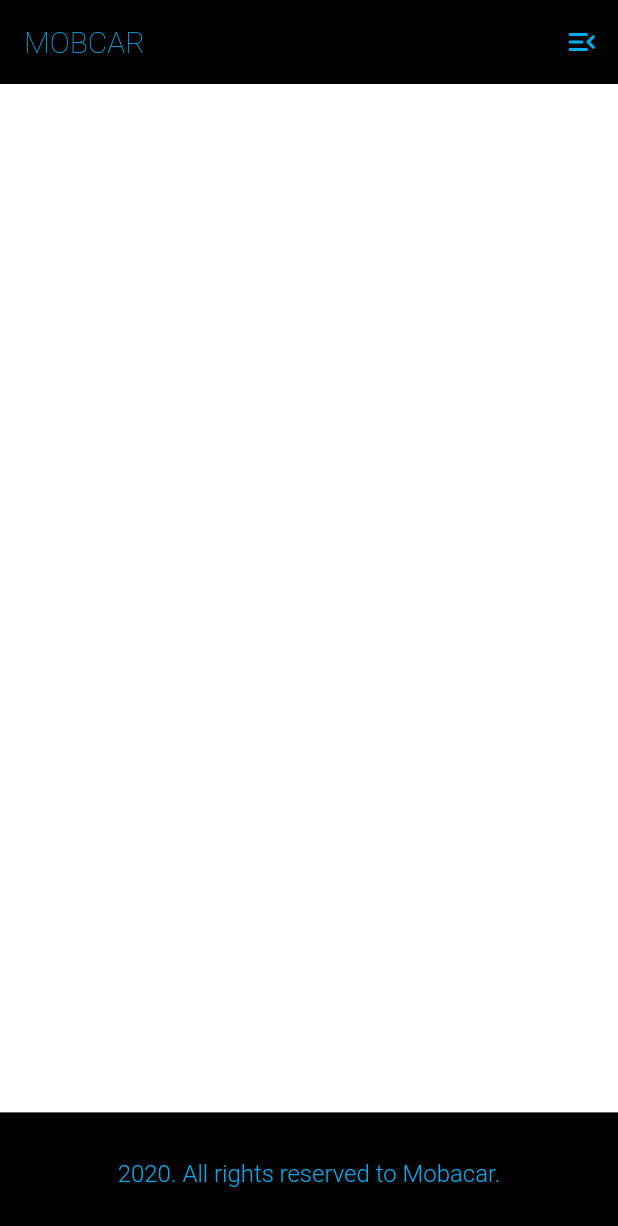
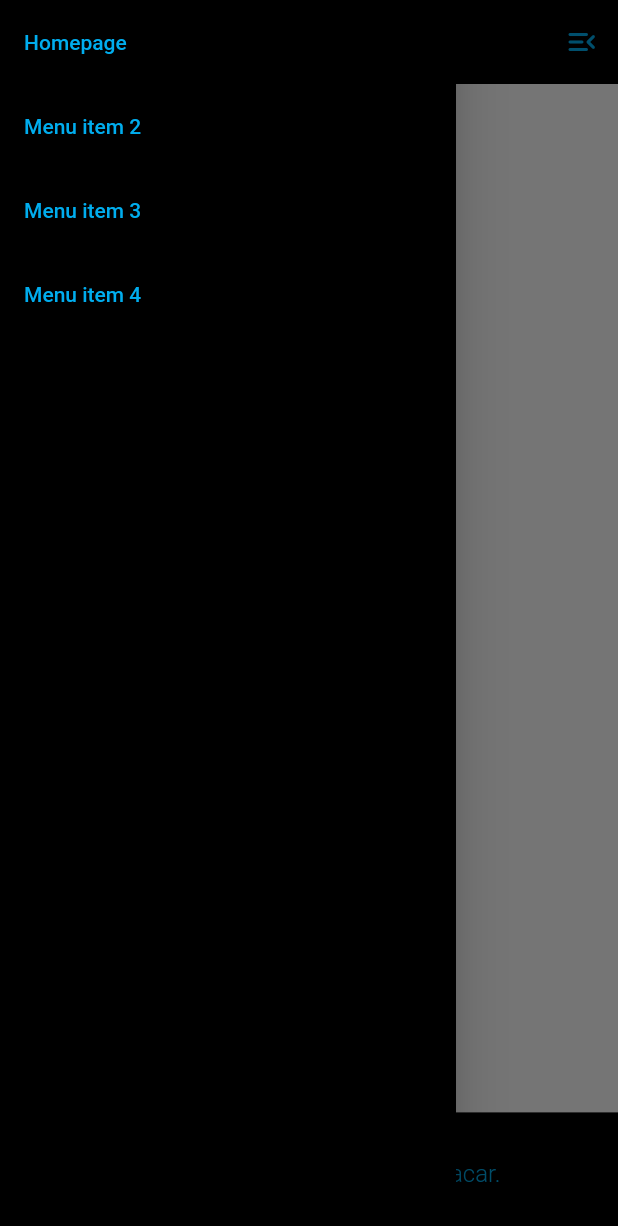
Before and after one commit to MoizesFSantos/Mobcar, a Flutter app: the screen it shows after launch, with the side drawer open (before the commit the screen has no drawer), on a phone screen of 412 x 824 dp. Shown: the top 1226 px of the screen. Run offline on Flutter 3.47's test engine with Material 2 defaults, Android fonts, the phone set to English and light mode, and no system bars.

Commit message:
feat: Drawer Menu

```diff
--- /dev/null
+++ b/lib/components/drawer_menu.dart
@@ -0,0 +1,44 @@
+// ignore_for_file: prefer_const_constructors
+
+import 'package:flutter/material.dart';
+import 'package:mobcar/shared/colors.dart';
+
+class DrawerMenu extends StatelessWidget {
+  const DrawerMenu({Key? key}) : super(key: key);
+
+  @override
+  Widget build(BuildContext context) {
+    return Drawer(
+      backgroundColor: Colors.black,
+      child: ListView(
+        children: [
+          ListTile(
+              title: Text(
+                'Homepage',
+                style: TextStyle(color: pColor),
+              ),
+              onTap: () {}),
+          ListTile(
+              title: Text(
+                'Menu item 2',
+                style: TextStyle(color: pColor),
+              ),
+              onTap: () {}),
+          ListTile(
+              title: Text(
+                'Menu item 3',
+                style: TextStyle(color: pColor),
+              ),
+              onTap: () {}),
+          ListTile(
+            title: Text(
+              'Menu item 4',
+              style: TextStyle(color: pColor),
+            ),
+            onTap: () {},
+          ),
+        ],
+      ),
+    );
+  }
+}
--- a/lib/screen/home.dart
+++ b/lib/screen/home.dart
@@ -1,6 +1,7 @@
 // ignore_for_file: prefer_const_constructors, prefer_const_literals_to_create_immutables
 
 import 'package:flutter/material.dart';
+import 'package:mobcar/components/drawer_menu.dart';
 import 'package:mobcar/shared/colors.dart';
 
 class HomeScreen extends StatefulWidget {
@@ -14,8 +15,10 @@ class _HomeScreenState extends State<HomeScreen> {
   @override
   Widget build(BuildContext context) {
     return Scaffold(
+      drawer: DrawerMenu(),
       backgroundColor: Colors.black,
       appBar: AppBar(
+        automaticallyImplyLeading: false,
         title: const Text(
           'MOBCAR',
           style: TextStyle(color: pColor, fontWeight: FontWeight.w100),
@@ -23,7 +26,9 @@ class _HomeScreenState extends State<HomeScreen> {
         actions: [
           Builder(builder: (BuildContext context) {
             return IconButton(
-              onPressed: () {},
+              onPressed: () {
+                Scaffold.of(context).openDrawer();
+              },
               icon: Icon(
                 Icons.menu_open_rounded,
                 color: pColor,
```
